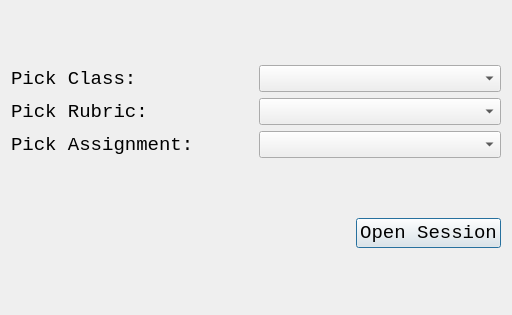
Before: the Qt Designer form GAUI/setupsessiondialog.ui in ezfe/grading-assistant-cs205, drawn with Qt 5.
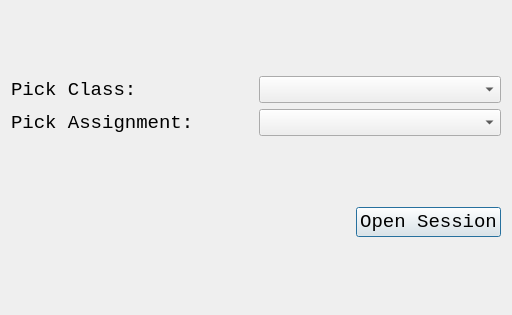
After: the same form once the commit is applied.

Commit message:
Changed rubric setup
-only way to make new rubric is through an assignment
-expanded add assignment dialog
-can add new assignment from setup grading section dialog
-edited rubric page

```diff
--- a/GAUI/setupsessiondialog.ui
+++ b/GAUI/setupsessiondialog.ui
@@ -43,33 +43,6 @@
        </item>
       </layout>
      </item>
-     <item>
-      <layout class="QHBoxLayout" name="horizontalLayout_2">
-       <item>
-        <widget class="QLabel" name="label_2">
-         <property name="font">
-          <font>
-           <family>Monospace</family>
-           <pointsize>14</pointsize>
-          </font>
-         </property>
-         <property name="text">
-          <string>Pick Rubric:</string>
-         </property>
-        </widget>
-       </item>
-       <item>
-        <widget class="QComboBox" name="rubricComboBox">
-         <property name="font">
-          <font>
-           <family>Monospace</family>
-           <pointsize>12</pointsize>
-          </font>
-         </property>
-        </widget>
-       </item>
-      </layout>
-     </item>
      <item>
       <layout class="QHBoxLayout" name="horizontalLayout">
        <item>
```
The commit also changes 8 other files.
